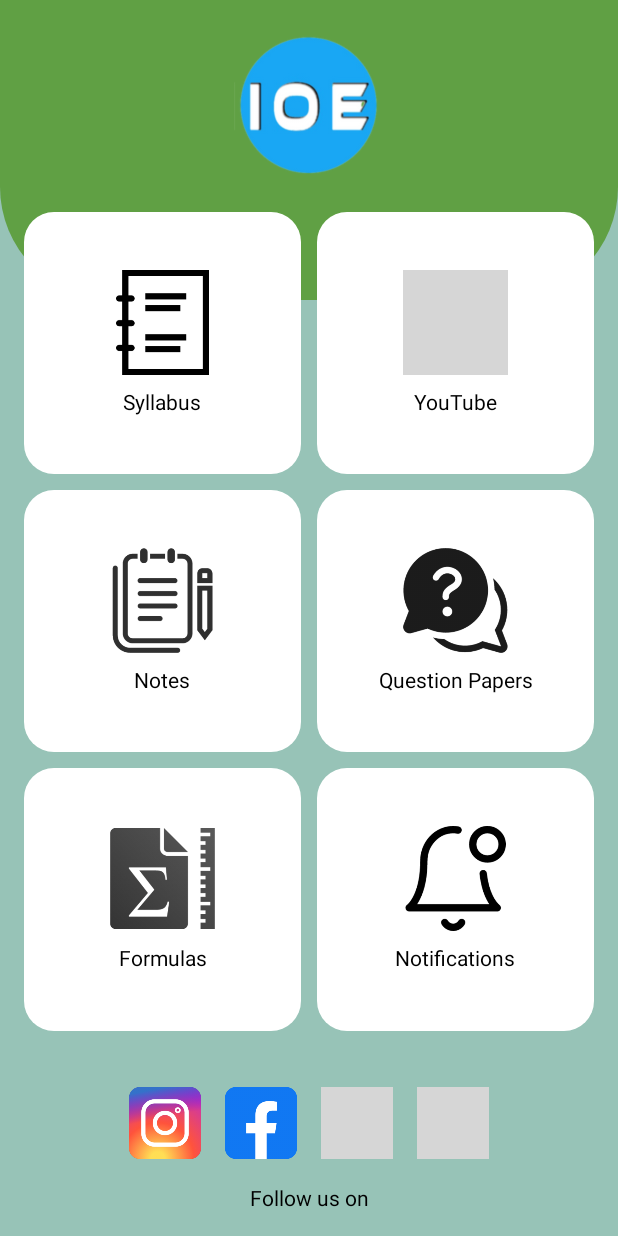
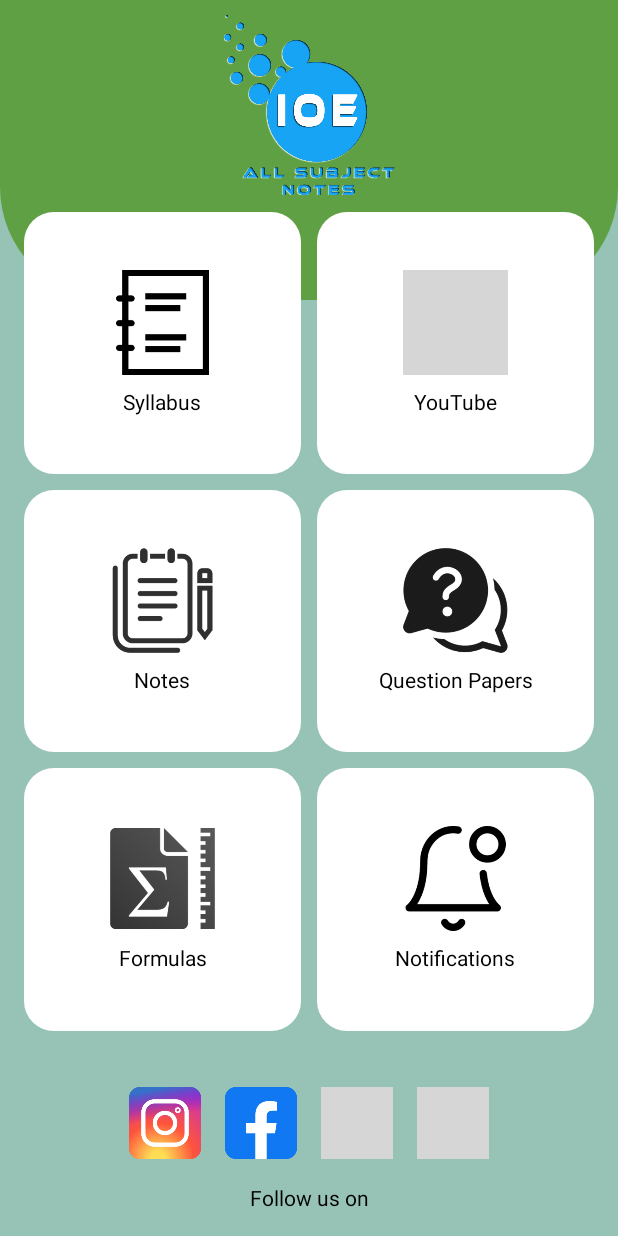
Before and after one commit to suman-shah/iasnapp, an Android app: the screen it shows after launch (MainActivity2), on a phone screen of 412 x 824 dp. Run offline under Robolectric (Android 15) with nearby library versions, the phone set to English and light mode, and no system bars; grey boxes are pictures that could not be loaded.

Commit message:
App is final to publish

```diff
--- a/app/build.gradle
+++ b/app/build.gradle
@@ -10,8 +10,8 @@ android {
         applicationId "com.project75.ioeallsubjectnotes"
         minSdk 24
         targetSdk 34
-        versionCode 1
-        versionName "1.0"
+        versionCode 2
+        versionName "2.0"
 
         testInstrumentationRunner "androidx.test.runner.AndroidJUnitRunner"
     }
--- a/app/src/main/res/layout/activity_main2.xml
+++ b/app/src/main/res/layout/activity_main2.xml
@@ -298,13 +298,14 @@
 
     <ImageView
         android:id="@+id/imageView"
-        android:layout_width="120dp"
-        android:layout_height="120dp"
-        android:paddingTop="20dp"
+        android:layout_width="130dp"
+        android:layout_height="130dp"
+        android:paddingTop="10dp"
         app:layout_constraintEnd_toEndOf="@id/top_view"
         app:layout_constraintStart_toStartOf="@id/top_view"
         app:srcCompat="@drawable/iasn_logo"
         tools:layout_editor_absoluteY="4dp"
+        android:outlineSpotShadowColor="@color/white"
         tools:ignore="MissingConstraints" />
 
 
```
Also changed, not shown: app/src/main/res/drawable/iasn_logo.png.
